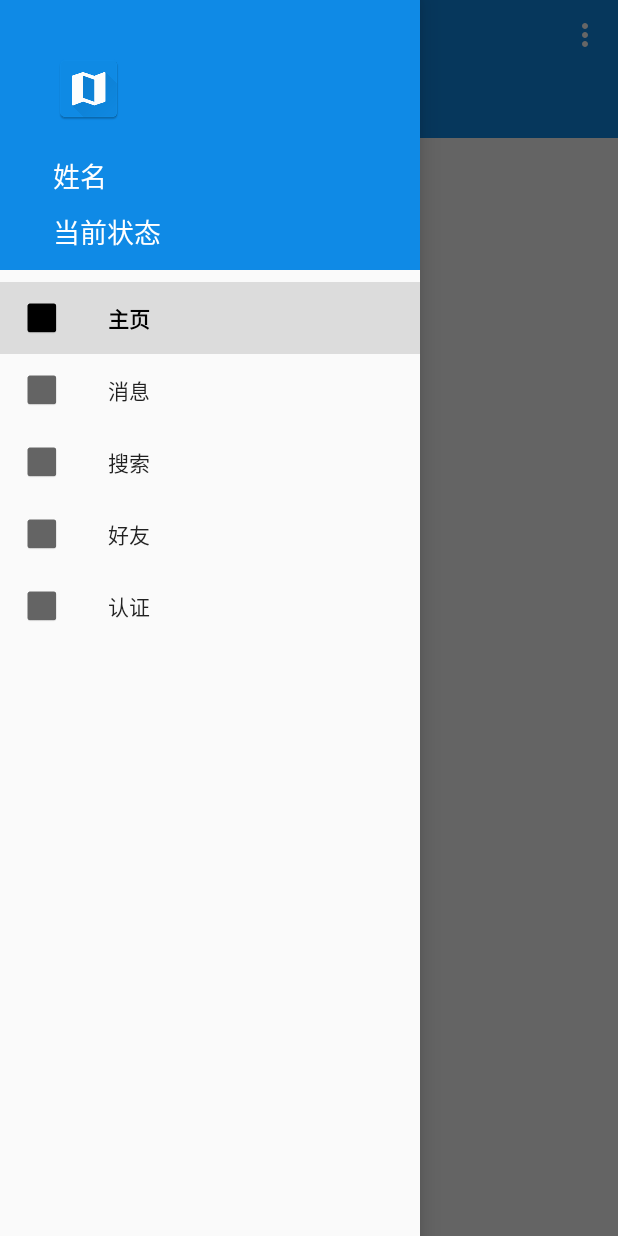
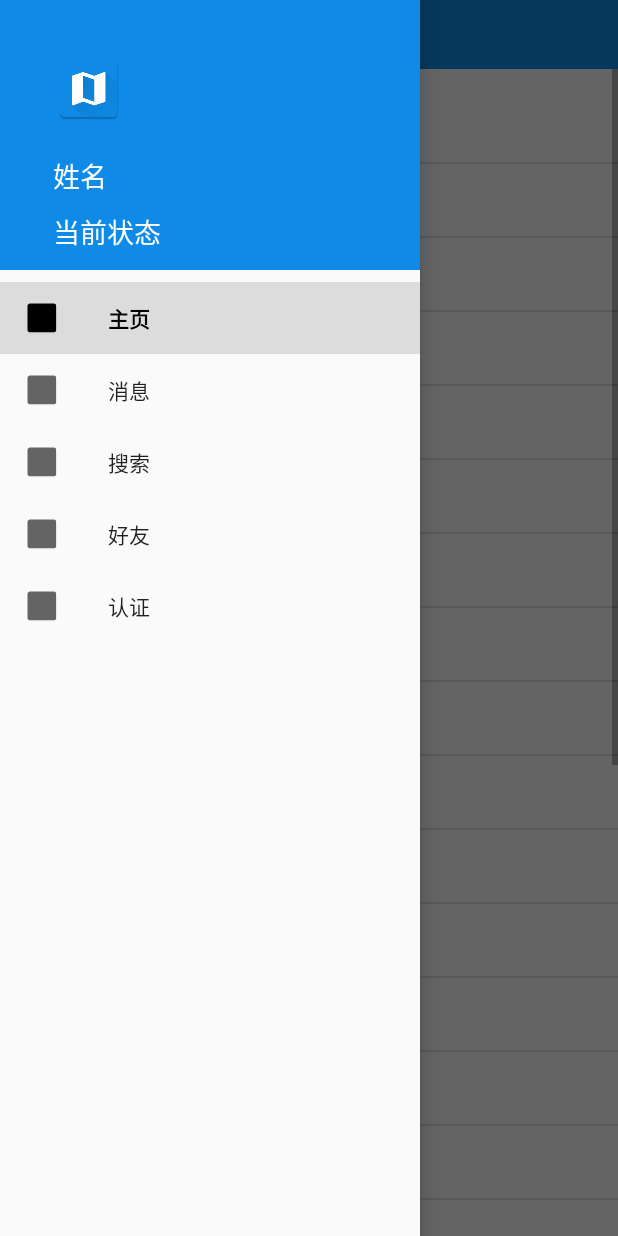
Before and after one commit to wangwei1121/iweibo, an Android app: the screen it shows after launch (MainActivity), with the side drawer open, on a phone screen of 412 x 824 dp. Run offline under Robolectric (Android 15) with nearby library versions, the phone set to English and light mode, and no system bars; our stand-ins replace ButterKnife.

Commit message:
分页显示

```diff
--- a/app/src/main/java/com/snail/iweibo/ui/fragment/HomeFragment.java
+++ b/app/src/main/java/com/snail/iweibo/ui/fragment/HomeFragment.java
@@ -70,25 +70,24 @@ public class HomeFragment extends ListFragment{
         listView = getListView();
 
         View header = getLayoutInflater(savedInstanceState).inflate(R.layout.header_layout, null);
+        header.setVisibility(View.VISIBLE);
         listView.addHeaderView(header);
         Log.e("com.snail.iweibo", "headerHeight-->" + header.getMeasuredHeight());
 
         View footer = getLayoutInflater(savedInstanceState).inflate(R.layout.footer_layout, null);
-        listView.setVisibility(View.VISIBLE);
-        listView.findViewById(R.id.load_layout).setVisibility(View.VISIBLE);
-        listView.addFooterView(header);
+        footer.setVisibility(View.VISIBLE);
+        listView.addFooterView(footer);
         Log.e("com.snail.iweibo", "footerHeight-->" + footer.getMeasuredHeight());
 
-        String[] items = new String[14];
-        for(int i=0;i<14;i++){
-            items[i] = "---" + i + "----";
+        String[] items = new String[24];
+        for(int i=0;i<items.length;i++){
+            items[i] = "---" + (i+1) + "----";
+        }
+        for(int i=0;i<items.length;i++){
+            Log.e("com.snail.iweibo",items[i]);
         }
         setListAdapter(new ArrayAdapter<String>(getActivity(), android.R.layout.simple_list_item_1, items));
 
-        footer = getLayoutInflater(savedInstanceState).inflate(R.layout.footer_layout, null);
-        listView.setVisibility(View.VISIBLE);
-        listView.findViewById(R.id.load_layout).setVisibility(View.VISIBLE);
-        listView.addFooterView(header);
 
         //initData(1);
 //        listView.setIRefreshListener(new RefreshListView.IRefreshListener() {
--- a/app/src/main/res/layout/item_title_layout.xml
+++ b/app/src/main/res/layout/item_title_layout.xml
@@ -12,7 +12,7 @@
         android:layout_width="match_parent"
         android:layout_height="46dp"
         android:background="?attr/colorPrimaryDark"
-        android:visibility="visible"
+        android:visibility="gone"
         app:layout_scrollFlags="scroll|enterAlwaysCollapsed"
         app:popupTheme="@style/ThemeOverlay.AppCompat.Light"
         tools:ignore="PrivateResource"/>
```
